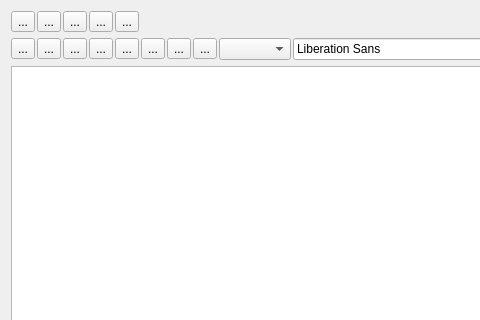
Qt form src/IDiaryEditWidget.ui (ntruchsess/QLandkarteGT) before a commit; both pictures show x 0 to 480 and y 0 to 320 of the 909 by 502 pixel window.
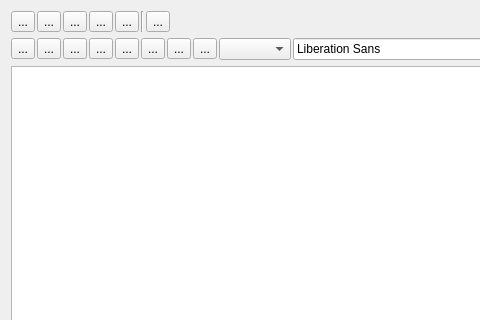
The same form after that commit.

What changed in the file:
```diff
--- a/src/IDiaryEditWidget.ui
+++ b/src/IDiaryEditWidget.ui
@@ -83,6 +83,32 @@
        </property>
       </widget>
      </item>
+     <item>
+      <widget class="Line" name="line" >
+       <property name="orientation" >
+        <enum>Qt::Vertical</enum>
+       </property>
+      </widget>
+     </item>
+     <item>
+      <widget class="QToolButton" name="toolWizard" >
+       <property name="toolTip" >
+        <string>&lt;html>&lt;head>&lt;meta name="qrichtext" content="1" />&lt;style type="text/css">
+p, li { white-space: pre-wrap; }
+&lt;/style>&lt;/head>&lt;body style=" font-family:'URW Gothic L'; font-size:14pt; font-weight:200; font-style:normal;">
+&lt;p style=" margin-top:0px; margin-bottom:0px; margin-left:0px; margin-right:0px; -qt-block-indent:0; text-indent:0px;">Create document skeleton.&lt;/p>&lt;/body>&lt;/html></string>
+       </property>
+       <property name="text" >
+        <string>...</string>
+       </property>
+       <property name="iconSize" >
+        <size>
+         <width>24</width>
+         <height>24</height>
+        </size>
+       </property>
+      </widget>
+     </item>
      <item>
       <spacer>
        <property name="orientation" >
```
